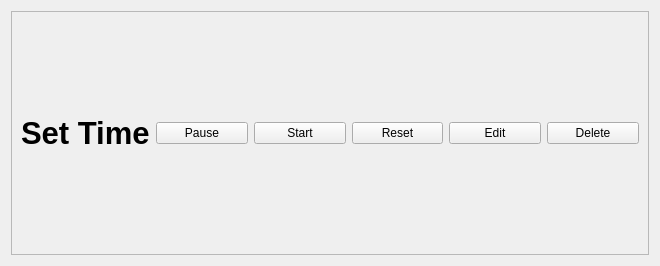
First picture: the form in timerwidget.ui, repository MikeParadox/study_timer, before the edit.
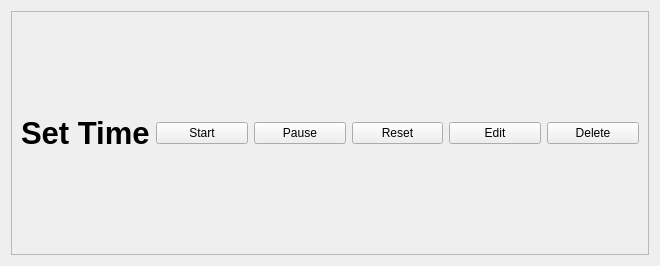
Second picture: the form after the edit.

Patch:
```diff
--- a/timerwidget.ui
+++ b/timerwidget.ui
@@ -38,16 +38,16 @@
        </widget>
       </item>
       <item>
-       <widget class="QPushButton" name="pauseButton">
+       <widget class="QPushButton" name="startButton">
         <property name="text">
-         <string>Pause</string>
+         <string>Start</string>
         </property>
        </widget>
       </item>
       <item>
-       <widget class="QPushButton" name="startButton">
+       <widget class="QPushButton" name="pauseButton">
         <property name="text">
-         <string>Start</string>
+         <string>Pause</string>
         </property>
        </widget>
       </item>
```
